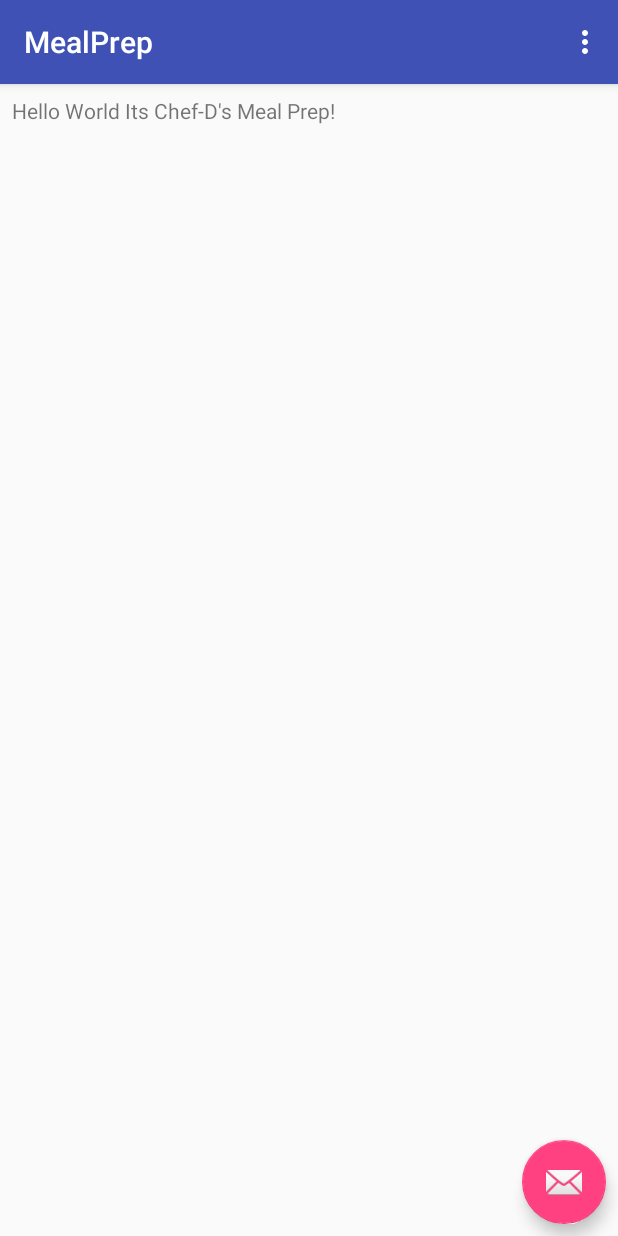
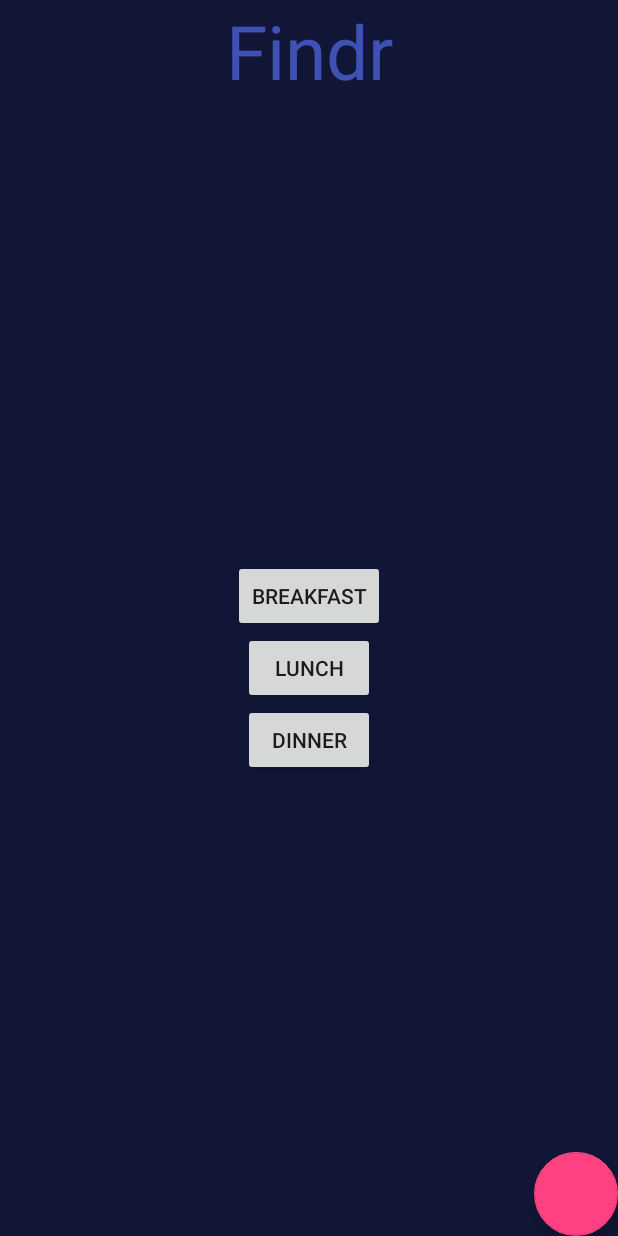
Before and after one commit to jsayram/AndroidApp_Assigment, an Android app: the screen it shows after launch (MainActivity), on a phone screen of 412 x 824 dp. Run offline under Robolectric (Android 15) with nearby library versions, the phone set to English and light mode, and no system bars.

Commit message:
Added meal options and title text.Removed top tap for cleanliness

```diff
--- a/app/src/main/AndroidManifest.xml
+++ b/app/src/main/AndroidManifest.xml
@@ -4,7 +4,7 @@
 
     <application
         android:allowBackup="true"
-        android:icon="@mipmap/ic_launcher"
+        android:icon="@mipmap/ziont"
         android:label="@string/app_name"
         android:supportsRtl="true"
         android:theme="@style/AppTheme">
--- a/app/src/main/java/com/chefd/mealprep/mealprep/MainActivity.java
+++ b/app/src/main/java/com/chefd/mealprep/mealprep/MainActivity.java
@@ -8,9 +8,14 @@ import android.support.v7.widget.Toolbar;
 import android.view.View;
 import android.view.Menu;
 import android.view.MenuItem;
+import android.widget.Button;
+import android.widget.TextView;
 import android.widget.Toast;
 
 public class MainActivity extends AppCompatActivity {
+
+    private TextView titleTextView;
+    private Button breakfastButton,lunchButton,dinnerButton;
 
     @Override
     protected void onCreate(Bundle savedInstanceState) {
@@ -18,16 +23,50 @@ public class MainActivity extends AppCompatActivity {
         setContentView(R.layout.activity_main);
         Toolbar toolbar = (Toolbar) findViewById(R.id.toolbar);
         setSupportActionBar(toolbar);
+        findViewsContentMain();
+        setUpContentMainButtons();
 
 
         FloatingActionButton fab = (FloatingActionButton) findViewById(R.id.fab);
         fab.setOnClickListener(new View.OnClickListener() {
             @Override
             public void onClick(View view) {
-                Snackbar.make(view, "Replace with your own action", Snackbar.LENGTH_LONG)
+                Snackbar.make(view, "Type of diet you have", Snackbar.LENGTH_LONG)
                         .setAction("Action", null).show();
             }
         });
+    }
+
+    private void setUpContentMainButtons() {
+        breakfastButton.setOnClickListener(new View.OnClickListener() {
+            @Override
+            public void onClick(View v) {
+                Toast.makeText(MainActivity.this, "Breakfast Options", Toast.LENGTH_SHORT).show();
+            }
+        });
+
+        lunchButton.setOnClickListener(new View.OnClickListener() {
+            @Override
+            public void onClick(View v) {
+                Toast.makeText(MainActivity.this, "Lunch Options", Toast.LENGTH_SHORT).show();
+            }
+        });
+
+        dinnerButton.setOnClickListener(new View.OnClickListener() {
+            @Override
+            public void onClick(View v) {
+                Toast.makeText(MainActivity.this, "Dinner Options", Toast.LENGTH_SHORT).show();
+            }
+        });
+    }
+
+    private void findViewsContentMain() {
+
+        titleTextView = (TextView) findViewById(R.id.title_home_screen);
+        breakfastButton = (Button) findViewById(R.id.breakfast);
+        lunchButton = (Button) findViewById(R.id.lunch);
+        dinnerButton = (Button) findViewById(R.id.dinner);
+
     }
 
     @Override
--- a/app/src/main/res/layout/activity_diet_screen_.xml
+++ b/app/src/main/res/layout/activity_diet_screen_.xml
@@ -28,7 +28,6 @@
         android:layout_width="wrap_content"
         android:layout_height="wrap_content"
         android:layout_gravity="bottom|end"
-        android:layout_margin="@dimen/fab_margin"
         android:src="@android:drawable/ic_dialog_email" />
 
 </android.support.design.widget.CoordinatorLayout>
--- a/app/src/main/res/layout/activity_main.xml
+++ b/app/src/main/res/layout/activity_main.xml
@@ -7,19 +7,19 @@
     android:fitsSystemWindows="true"
     tools:context="com.chefd.mealprep.mealprep.MainActivity">
 
-    <android.support.design.widget.AppBarLayout
-        android:layout_width="match_parent"
-        android:layout_height="wrap_content"
-        android:theme="@style/AppTheme.AppBarOverlay">
+    <!--<android.support.design.widget.AppBarLayout-->
+        <!--android:layout_width="match_parent"-->
+        <!--android:layout_height="wrap_content"-->
+        <!--android:theme="@style/AppTheme.AppBarOverlay">-->
 
-        <android.support.v7.widget.Toolbar
-            android:id="@+id/toolbar"
-            android:layout_width="match_parent"
-            android:layout_height="?attr/actionBarSize"
-            android:background="?attr/colorPrimary"
-            app:popupTheme="@style/AppTheme.PopupOverlay" />
+        <!--<android.support.v7.widget.Toolbar-->
+            <!--android:id="@+id/toolbar"-->
+            <!--android:layout_width="match_parent"-->
+            <!--android:layout_height="?attr/actionBarSize"-->
+            <!--android:background="?attr/colorPrimary"-->
+            <!--app:popupTheme="@style/AppTheme.PopupOverlay" />-->
 
-    </android.support.design.widget.AppBarLayout>
+    <!--</android.support.design.widget.AppBarLayout>-->
 
     <include layout="@layout/content_main" />
 
@@ -28,7 +28,6 @@
         android:layout_width="wrap_content"
         android:layout_height="wrap_content"
         android:layout_gravity="bottom|end"
-        android:layout_margin="@dimen/fab_margin"
-        android:src="@android:drawable/ic_dialog_email" />
+        android:src="@color/colorAccent" />
 
 </android.support.design.widget.CoordinatorLayout>
--- a/app/src/main/res/layout/content_diet_screen_.xml
+++ b/app/src/main/res/layout/content_diet_screen_.xml
@@ -4,10 +4,6 @@
     xmlns:tools="http://schemas.android.com/tools"
     android:layout_width="match_parent"
     android:layout_height="match_parent"
-    android:paddingBottom="@dimen/activity_vertical_margin"
-    android:paddingLeft="@dimen/activity_horizontal_margin"
-    android:paddingRight="@dimen/activity_horizontal_margin"
-    android:paddingTop="@dimen/activity_vertical_margin"
     app:layout_behavior="@string/appbar_scrolling_view_behavior"
     tools:context="com.chefd.mealprep.mealprep.DietScreen_Activity"
     tools:showIn="@layout/activity_diet_screen_">
--- a/app/src/main/res/layout/content_main.xml
+++ b/app/src/main/res/layout/content_main.xml
@@ -4,16 +4,43 @@
     xmlns:tools="http://schemas.android.com/tools"
     android:layout_width="match_parent"
     android:layout_height="match_parent"
-    android:paddingBottom="@dimen/activity_vertical_margin"
-    android:paddingLeft="@dimen/activity_horizontal_margin"
-    android:paddingRight="@dimen/activity_horizontal_margin"
-    android:paddingTop="@dimen/activity_vertical_margin"
+    android:orientation="vertical"
     app:layout_behavior="@string/appbar_scrolling_view_behavior"
     tools:context="com.chefd.mealprep.mealprep.MainActivity"
+    android:background="@color/darkBlue"
     tools:showIn="@layout/activity_main">
 
-    <TextView
+    <TextView android:id="@+id/title_home_screen"
+        android:layout_width="match_parent"
+        android:layout_height="wrap_content"
+        android:textColor="@color/colorPrimary"
+        android:text="Findr"
+        android:textSize="50sp"
+        android:gravity="center"/>
+    <LinearLayout
+        android:layout_width="match_parent"
+        android:layout_height="fill_parent"
+        android:orientation="vertical"
+        android:layout_below="@+id/title_home_screen"
+        android:gravity="center">
+    <Button android:id="@+id/breakfast"
         android:layout_width="wrap_content"
         android:layout_height="wrap_content"
-        android:text="@string/Testing_HelloWorld" />
+        android:text="Breakfast"
+        android:textColor="@color/wordColor"/>
+
+    <Button android:id="@+id/lunch"
+        android:layout_width="wrap_content"
+        android:layout_height="wrap_content"
+        android:text="lunch"
+        android:textColor="@color/wordColor"
+        android:layout_below="@+id/breakfast"/>
+
+    <Button android:id="@+id/dinner"
+        android:layout_width="wrap_content"
+        android:layout_height="wrap_content"
+        android:text="Dinner"
+        android:textColor="@color/wordColor"
+        android:layout_below="@+id/lunch"/>
+    </LinearLayout>
 </RelativeLayout>
--- a/app/src/main/res/values/colors.xml
+++ b/app/src/main/res/values/colors.xml
@@ -3,4 +3,8 @@
     <color name="colorPrimary">#3F51B5</color>
     <color name="colorPrimaryDark">#303F9F</color>
     <color name="colorAccent">#FF4081</color>
+    <color name="lightGreen">#0be63e</color>
+    <color name="darkBlue">#111636</color>
+    <color name="lightBlue">#216396</color>
+    <color name="wordColor">#1b1b1b</color>
 </resources>
--- a/build.gradle
+++ b/build.gradle
@@ -5,7 +5,7 @@ buildscript {
         jcenter()
     }
     dependencies {
-        classpath 'com.android.tools.build:gradle:2.1.2'
+        classpath 'com.android.tools.build:gradle:2.2.0'
 
         // NOTE: Do not place your application dependencies here; they belong
         // in the individual module build.gradle files
```
Also changed, not shown: app/src/main/res/mipmap-hdpi/ziont.png (added).
